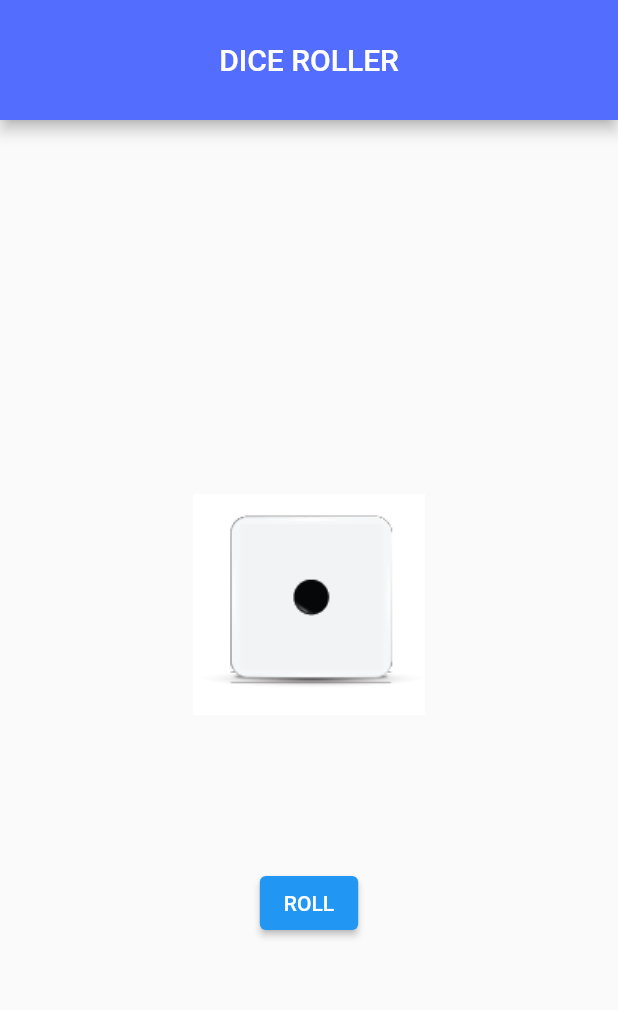
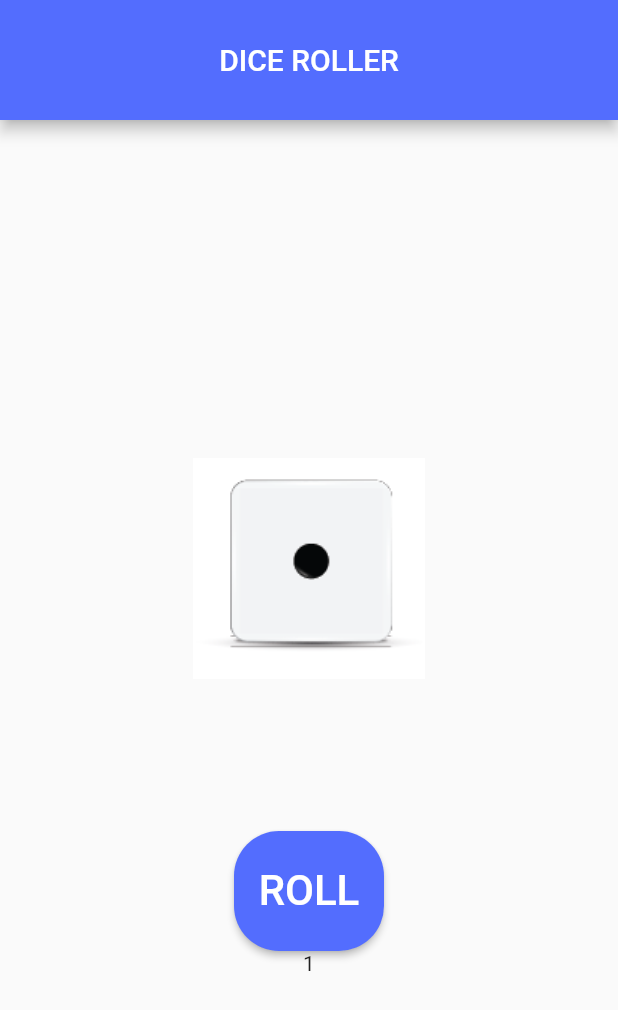
Before and after one commit to patryklaskowski1/dice_roller, a Flutter app: the screen it shows after launch, on a phone screen of 412 x 824 dp. Shown: the top 1010 px of the screen. Run offline on Flutter 3.47's test engine with Material 2 defaults, Android fonts, the phone set to English and light mode, and no system bars.

Commit message:
Change on Stateful Widget and implement random to on press elevated button

```diff
--- a/lib/main.dart
+++ b/lib/main.dart
@@ -5,10 +5,16 @@ void main() {
   runApp(const MyApp());
 }
 
-var number = 1;
+class MyApp extends StatefulWidget {
+  const MyApp({Key? key}) : super(key: key);
 
-class MyApp extends StatelessWidget {
-  const MyApp({Key? key}) : super(key: key);
+  @override
+  State<MyApp> createState() => _MyAppState();
+}
+
+class _MyAppState extends State<MyApp> {
+  int number = 1;
+  Random randomNumber = Random();
 
   @override
   Widget build(BuildContext context) {
@@ -30,20 +36,37 @@ class MyApp extends StatelessWidget {
           child: Column(
             mainAxisAlignment: MainAxisAlignment.center,
             children: [
-              const Image(
+              Image(
                 height: 250,
                 image: AssetImage(
-                  'images/dice1.png',
+                  'images/dice$number.png',
                 ),
               ),
               const SizedBox(
                 height: 50,
               ),
               ElevatedButton(
-                onPressed: (() {}),
+                style: ElevatedButton.styleFrom(
+                  primary: Colors.indigoAccent,
+                  fixedSize: const Size(100, 80),
+                  shape: RoundedRectangleBorder(
+                    borderRadius: BorderRadius.circular(30),
+                  ),
+                ),
                 child: const Text(
                   'ROLL',
+                  style: TextStyle(
+                    fontSize: 28,
+                  ),
                 ),
+                onPressed: () {
+                  setState(() {
+                    number = randomNumber.nextInt(6) + 1;
+                  });
+                },
+              ),
+              Text(
+                number.toString(),
               ),
             ],
           ),
```
